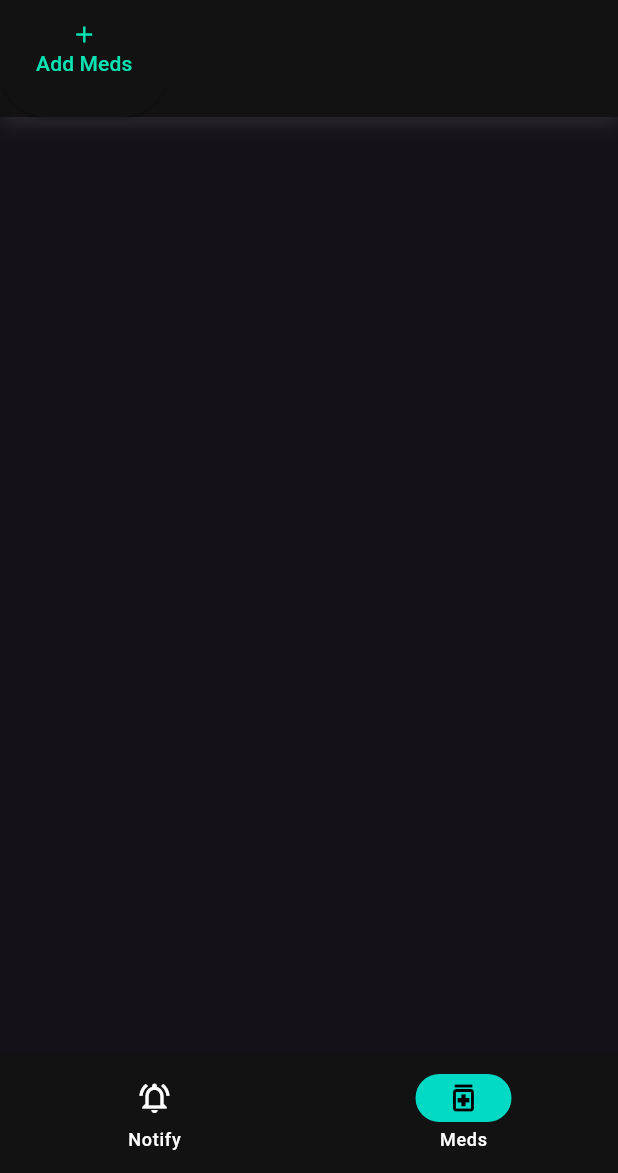
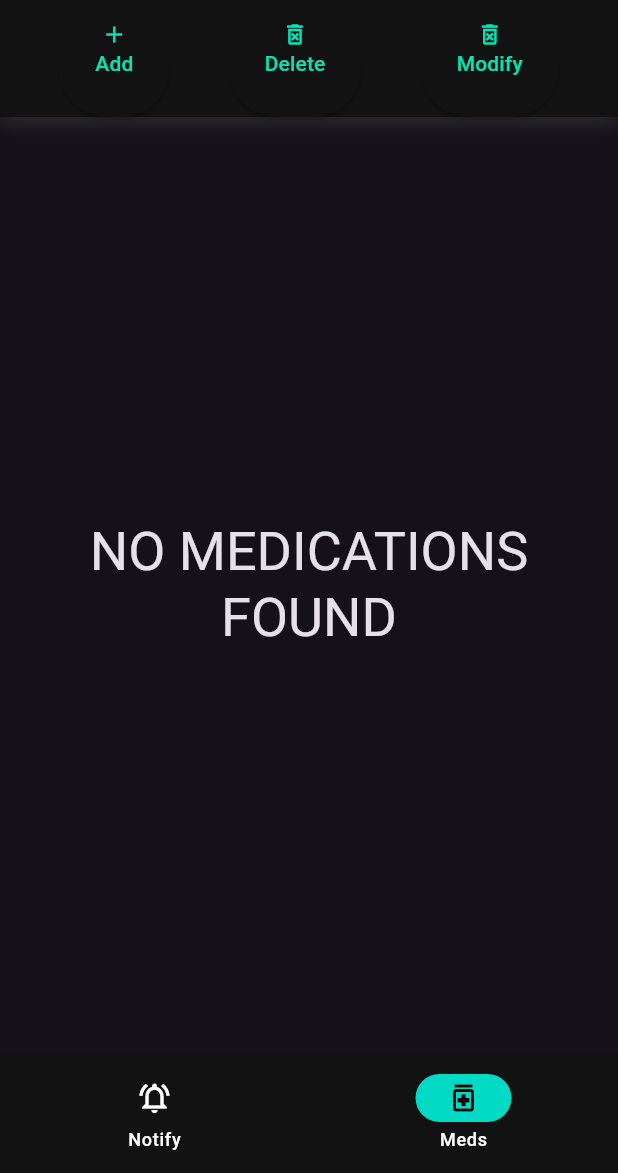
Before and after one commit to Rosnaky/I-See-You, a Flutter app: the screen it shows once a user with an empty profile is signed in, on a phone screen of 412 x 824 dp, the part 63-1236 px from its top. Run offline on Flutter 3.47's test engine with Material 3 defaults, Android fonts, the phone set to English and light mode, and no system bars; our stand-ins replace cloud_firestore, firebase_auth, firebase_core, flutter_dotenv; accounts and stored records are empty.

Commit message:
added medication views

```diff
--- a/lib/src/firebase/firebase_auth.dart
+++ b/lib/src/firebase/firebase_auth.dart
@@ -1,3 +1,4 @@
+import 'package:ISeeYou/src/models/medication.dart';
 import 'package:cloud_firestore/cloud_firestore.dart';
 import 'package:firebase_auth/firebase_auth.dart';
 import 'package:ISeeYou/src/models/user.dart' as userModel;
@@ -16,7 +17,6 @@ class Auth {
       return userModel.FirebaseUser.fromSnap(snap);
     } on Exception catch (e) {
       Auth().logout();
-      print(e.toString());
     }
     return null;
   }
@@ -78,7 +78,7 @@ class Auth {
             phoneNumber: phoneNumber,
             emergencyContacts: emergencyContacts,
             uid: userCredential.user!.uid,
-        );
+            medications: []);
         await _firestore
             .collection("users")
             .doc(userCredential.user!.uid)
@@ -102,4 +102,20 @@ class Auth {
     }
     return res;
   }
+
+  Future<void> setMedicationHistory(int index, List<DateTime> history) async {
+    userModel.FirebaseUser? user = await getUserDetails();
+    if (user == null) {
+      return;
     }
+    List<Medication> medications = user.meds;
+
+    medications[index].history = history;
+    return;
+
+    await _firestore
+        .collection("users")
+        .doc(_auth.currentUser!.uid)
+        .update({"medications": medications});
+  }
+}
--- /dev/null
+++ b/lib/src/models/medication.dart
@@ -0,0 +1,42 @@
+import 'package:firebase_core/firebase_core.dart';
+
+class Medication {
+  final String name;
+  final String dosage;
+  final double frequency;
+  List<DateTime> _history;
+
+  Medication({
+    required this.name,
+    required this.dosage,
+    required this.frequency,
+    required List<DateTime> history,
+  }) : _history = history;
+
+  Map<String, dynamic> toJson() {
+    return {
+      'name': name,
+      'dosage': dosage,
+      'frequency': frequency,
+      'history': _history.map((e) => e.toIso8601String()).toList(),
+    };
+  }
+
+  List<DateTime> get history => _history;
+
+  set history(List<DateTime> value) {
+    _history = value;
+  }
+
+  static Medication fromJson(Map<String, dynamic> json) {
+    List<DateTime> firebaseHistory =
+        List.from(json['history']).map((e) => DateTime.parse(e)).toList();
+
+    return Medication(
+      name: json['name'],
+      dosage: json['dosage'],
+      frequency: double.parse(json['frequency']),
+      history: firebaseHistory,
+    );
+  }
+}
--- a/lib/src/models/user.dart
+++ b/lib/src/models/user.dart
@@ -1,5 +1,6 @@
 import 'dart:convert';
 
+import 'package:ISeeYou/src/models/medication.dart';
 import 'package:cloud_firestore/cloud_firestore.dart';
 
 class FirebaseUser {
@@ -9,6 +10,7 @@ class FirebaseUser {
   final String phoneNumber;
   final List<String> emergencyContacts;
   final String uid;
+  final List<Medication> medications;
 
   FirebaseUser({
     required this.firstName,
@@ -17,11 +19,21 @@ class FirebaseUser {
     required this.phoneNumber,
     required this.emergencyContacts,
     required this.uid,
+    required this.medications,
   });
+
+  List<Medication> get meds => medications;
 
   static FirebaseUser fromSnap(DocumentSnapshot<Object?> snap) {
     List<String> firebaseEmergencyContacts =
         List.from(snap.get('emergencyContacts'));
+
+    List<Medication> firebaseMedications =
+        List.from(snap.get('medications').map((e) {
+      Medication medication = Medication.fromJson(e);
+      medication.history.sort((a, b) => b.compareTo(a));
+      return medication;
+    }));
 
     return FirebaseUser(
         uid: snap.get("uid"),
@@ -30,7 +42,7 @@ class FirebaseUser {
         email: snap.get('email'),
         phoneNumber: snap.get('phoneNumber'),
         emergencyContacts: firebaseEmergencyContacts,
-    );
+        medications: firebaseMedications);
   }
 
   Map<String, dynamic> toJson() {
@@ -41,6 +53,7 @@ class FirebaseUser {
       'phoneNumber': phoneNumber,
       'emergencyContacts': emergencyContacts,
       'uid': uid,
+      'medications': medications.map((e) => e.toJson()).toList(),
     };
   }
 }
--- a/lib/src/screens/medication_screen.dart
+++ b/lib/src/screens/medication_screen.dart
@@ -1,4 +1,5 @@
 import 'package:ISeeYou/src/widgets/medication_modify_bar.dart';
+import 'package:ISeeYou/src/widgets/medication_view.dart';
 import 'package:flutter/material.dart';
 
 class MedicationScreen extends StatefulWidget {
@@ -12,7 +13,7 @@ class _MedicationScreenState extends State<MedicationScreen> {
   @override
   Widget build(BuildContext context) {
     return Column(
-      children: [MedicationModifyBar()],
+      children: [MedicationModifyBar(), MedicationView()],
     );
   }
 }
--- a/lib/src/utils/theme.dart
+++ b/lib/src/utils/theme.dart
@@ -4,4 +4,8 @@ var myTheme = ThemeData.dark().copyWith(
     useMaterial3: true,
     colorScheme: ColorScheme.dark(
         primary: Color.fromARGB(255, 6, 226, 178),
-        onPrimary: Color.fromARGB(255, 0, 0, 0)));
+        onPrimary: Color.fromARGB(255, 0, 0, 0)),
+    listTileTheme: ListTileThemeData(
+        style: ListTileStyle.drawer,
+        tileColor: Color.fromARGB(255, 0, 0, 0),
+        selectedColor: Color.fromARGB(255, 2, 168, 132)));
--- a/lib/src/widgets/medication_modify_bar.dart
+++ b/lib/src/widgets/medication_modify_bar.dart
@@ -10,6 +10,8 @@ class MedicationModifyBar extends StatefulWidget {
 class _MedicationModifyBarState extends State<MedicationModifyBar> {
   @override
   Widget build(BuildContext context) {
+    double width = MediaQuery.sizeOf(context).width;
+    double height = MediaQuery.sizeOf(context).height;
     return SizedBox(
       height: 64,
       child: Container(
@@ -23,11 +25,30 @@ class _MedicationModifyBarState extends State<MedicationModifyBar> {
               ),
             ]),
         child: Row(
+          mainAxisAlignment: width > 600
+              ? MainAxisAlignment.end
+              : MainAxisAlignment.spaceEvenly,
           children: [
             ElevatedButton(
                 onPressed: () {},
                 child: Column(
-                  children: [Icon(Icons.add), Text("Add Meds")],
+                  children: [Icon(Icons.add), Text("Add")],
+                )),
+            ElevatedButton(
+                onPressed: () {},
+                child: Column(
+                  children: [
+                    Icon(Icons.delete_forever_outlined),
+                    Text("Delete")
+                  ],
+                )),
+            ElevatedButton(
+                onPressed: () {},
+                child: Column(
+                  children: [
+                    Icon(Icons.delete_forever_outlined),
+                    Text("Modify")
+                  ],
                 ))
           ],
         ),
--- /dev/null
+++ b/lib/src/widgets/medication_view.dart
@@ -0,0 +1,60 @@
+import 'package:ISeeYou/src/providers/user_provider.dart';
+import 'package:ISeeYou/src/widgets/medication_card.dart';
+import 'package:flutter/material.dart';
+import 'package:provider/provider.dart';
+
+class MedicationView extends StatefulWidget {
+  const MedicationView({super.key});
+
+  @override
+  State<MedicationView> createState() => _MedicationViewState();
+}
+
+class _MedicationViewState extends State<MedicationView> {
+  late UserProvider userProvider;
+
+  @override
+  void initState() {
+    super.initState();
+    Future.microtask(() {
+      userProvider = Provider.of<UserProvider>(context, listen: false);
+      userProvider.refreshUser();
+    });
+  }
+
+  @override
+  Widget build(BuildContext context) {
+    double width = MediaQuery.sizeOf(context).width;
+    return Consumer<UserProvider>(builder: (context, userProvider, _) {
+      return Expanded(
+        child: width < 600
+            ? userProvider.user?.medications.length != 0
+                ? Column(
+                    children: userProvider.user?.medications
+                            .map((medication) => MedicationCard(
+                                  name: medication.name,
+                                  dosage: medication.dosage,
+                                  frequency: medication.frequency,
+                                  history: medication.history,
+                                  index: userProvider.user?.meds
+                                          .indexOf(medication) ??
+                                      0,
+                                ))
+                            .toList() ??
+                        [Text("No medications found")],
+                  )
+                : Center(
+                    child: Padding(
+                      padding: const EdgeInsets.all(8.0),
+                      child: Text(
+                        "NO MEDICATIONS FOUND",
+                        textAlign: TextAlign.center,
+                        style: Theme.of(context).textTheme.displaySmall,
+                      ),
+                    ),
+                  )
+            : Placeholder(),
+      );
+    });
+  }
+}
```
Also changed, not shown: lib/src/widgets/medication_card.dart (added, +104 -0 lines). Lines whose indentation alone changed are shown as unchanged.
